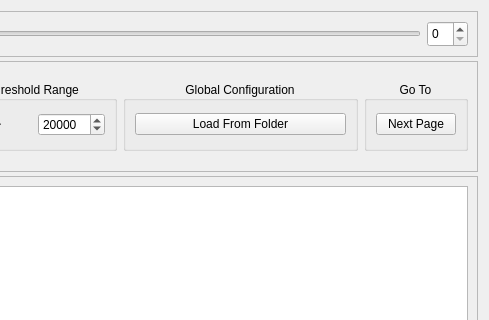
The window that src/depth_clustering/visualization/ui/visualization.ui (cpsintegrationlab/depth_clustering) describes before a commit, drawn with Qt 5; both pictures show x 925 to 1414 and y 0 to 320 of the 1414 by 791 pixel window.
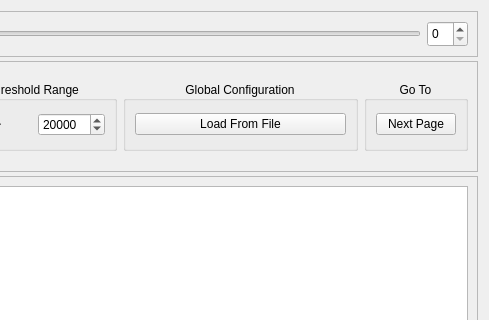
The same window after the commit. Custom widgets are drawn as their Qt base class.

Commit message: Accept direct global config file path versus its parent folder

Diff of the .ui file:
```diff
--- a/src/depth_clustering/visualization/ui/visualization.ui
+++ b/src/depth_clustering/visualization/ui/visualization.ui
@@ -414,7 +414,7 @@
               <item row="0" column="0">
                <widget class="QPushButton" name="button_global_configuration">
                 <property name="text">
-                 <string>Load From Folder</string>
+                 <string>Load From File</string>
                 </property>
                </widget>
               </item>
```
The commit also changes 9 other files.
